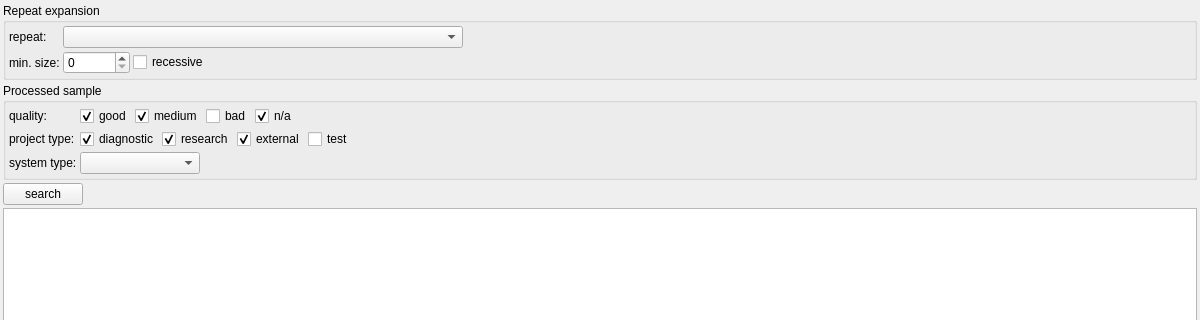
Before: the Qt Designer form src/GSvar/ReSearchWidget.ui in imgag/ngs-bits, drawn with Qt 5; both pictures show x 0 to 1200 and y 0 to 320 of the 1200 by 800 pixel window.
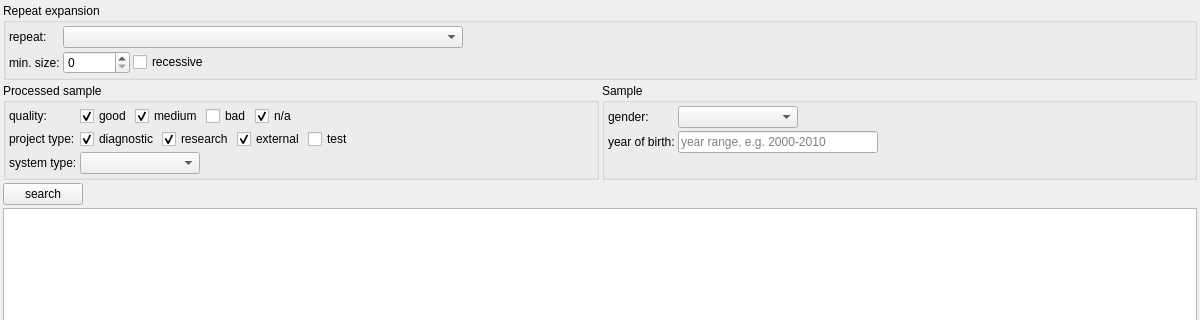
After: the same form once the commit is applied. Custom widgets are drawn as their Qt base class.

Commit message: update to RE dialog and search (#578)

```diff
--- a/src/GSvar/ReSearchWidget.ui
+++ b/src/GSvar/ReSearchWidget.ui
@@ -19,10 +19,7 @@
   <property name="windowTitle">
    <string>Form</string>
   </property>
-  <layout class="QVBoxLayout" name="verticalLayout">
-   <property name="spacing">
-    <number>3</number>
-   </property>
+  <layout class="QGridLayout" name="gridLayout_4">
    <property name="leftMargin">
     <number>3</number>
    </property>
@@ -35,7 +32,10 @@
    <property name="bottomMargin">
     <number>3</number>
    </property>
-   <item>
+   <property name="spacing">
+    <number>3</number>
+   </property>
+   <item row="0" column="0" colspan="2">
     <widget class="QGroupBox" name="groupBox">
      <property name="title">
       <string>Repeat expansion</string>
@@ -66,13 +66,6 @@
         </property>
        </widget>
       </item>
-      <item row="0" column="0">
-       <widget class="QLabel" name="label">
-        <property name="text">
-         <string>repeat:</string>
-        </property>
-       </widget>
-      </item>
       <item row="1" column="1">
        <layout class="QHBoxLayout" name="horizontalLayout_4">
         <item>
@@ -107,7 +100,14 @@
         </item>
        </layout>
       </item>
-      <item row="0" column="1" colspan="2">
+      <item row="0" column="0">
+       <widget class="QLabel" name="label">
+        <property name="text">
+         <string>repeat:</string>
+        </property>
+       </widget>
+      </item>
+      <item row="0" column="1">
        <layout class="QHBoxLayout" name="horizontalLayout_2">
         <item>
          <widget class="DBComboBox" name="re">
@@ -137,7 +137,7 @@
      </layout>
     </widget>
    </item>
-   <item>
+   <item row="1" column="0">
     <widget class="QGroupBox" name="groupBox_3">
      <property name="minimumSize">
       <size>
@@ -303,7 +303,7 @@
        </widget>
       </item>
       <item row="2" column="1">
-       <layout class="QHBoxLayout" name="horizontalLayout_5">
+       <layout class="QHBoxLayout" name="horizontalLayout_6">
         <property name="spacing">
          <number>3</number>
         </property>
@@ -315,6 +315,12 @@
             <height>0</height>
            </size>
           </property>
+          <property name="maximumSize">
+           <size>
+            <width>16777215</width>
+            <height>16777215</height>
+           </size>
+          </property>
          </widget>
         </item>
         <item>
@@ -335,7 +341,127 @@
      </layout>
     </widget>
    </item>
-   <item>
+   <item row="1" column="1">
+    <widget class="QGroupBox" name="groupBox_2">
+     <property name="title">
+      <string>Sample</string>
+     </property>
+     <property name="flat">
+      <bool>true</bool>
+     </property>
+     <layout class="QGridLayout" name="gridLayout_3">
+      <property name="leftMargin">
+       <number>3</number>
+      </property>
+      <property name="topMargin">
+       <number>3</number>
+      </property>
+      <property name="rightMargin">
+       <number>3</number>
+      </property>
+      <property name="bottomMargin">
+       <number>3</number>
+      </property>
+      <property name="spacing">
+       <number>3</number>
+      </property>
+      <item row="1" column="0">
+       <widget class="QLabel" name="label_6">
+        <property name="text">
+         <string>year of birth:</string>
+        </property>
+       </widget>
+      </item>
+      <item row="0" column="0">
+       <widget class="QLabel" name="label_5">
+        <property name="text">
+         <string>gender:</string>
+        </property>
+       </widget>
+      </item>
+      <item row="0" column="1">
+       <layout class="QHBoxLayout" name="horizontalLayout_7">
+        <item>
+         <widget class="QComboBox" name="s_gender">
+          <property name="minimumSize">
+           <size>
+            <width>120</width>
+            <height>0</height>
+           </size>
+          </property>
+          <property name="maximumSize">
+           <size>
+            <width>16777215</width>
+            <height>16777215</height>
+           </size>
+          </property>
+         </widget>
+        </item>
+        <item>
+         <spacer name="horizontalSpacer_6">
+          <property name="orientation">
+           <enum>Qt::Horizontal</enum>
+          </property>
+          <property name="sizeHint" stdset="0">
+           <size>
+            <width>40</width>
+            <height>20</height>
+           </size>
+          </property>
+         </spacer>
+        </item>
+       </layout>
+      </item>
+      <item row="1" column="1">
+       <layout class="QHBoxLayout" name="horizontalLayout_9">
+        <property name="spacing">
+         <number>3</number>
+        </property>
+        <item>
+         <widget class="QLineEdit" name="s_yob">
+          <property name="sizePolicy">
+           <sizepolicy hsizetype="Preferred" vsizetype="Fixed">
+            <horstretch>0</horstretch>
+            <verstretch>0</verstretch>
+           </sizepolicy>
+          </property>
+          <property name="minimumSize">
+           <size>
+            <width>200</width>
+            <height>0</height>
+           </size>
+          </property>
+          <property name="placeholderText">
+           <string>year range, e.g. 2000-2010</string>
+          </property>
+         </widget>
+        </item>
+        <item>
+         <spacer name="horizontalSpacer_7">
+          <property name="orientation">
+           <enum>Qt::Horizontal</enum>
+          </property>
+          <property name="sizeHint" stdset="0">
+           <size>
+            <width>40</width>
+            <height>20</height>
+           </size>
+          </property>
+         </spacer>
+        </item>
+       </layout>
+      </item>
+      <item row="2" column="0">
+       <widget class="QLabel" name="label_8">
+        <property name="text">
+         <string/>
+        </property>
+       </widget>
+      </item>
+     </layout>
+    </widget>
+   </item>
+   <item row="2" column="0" colspan="2">
     <layout class="QHBoxLayout" name="horizontalLayout">
      <property name="spacing">
       <number>3</number>
@@ -369,7 +495,7 @@
      </item>
     </layout>
    </item>
-   <item>
+   <item row="3" column="0" colspan="2">
     <widget class="DBTableWidget" name="table">
      <property name="selectionBehavior">
       <enum>QAbstractItemView::SelectRows</enum>
```
The commit also changes 24 other files.
